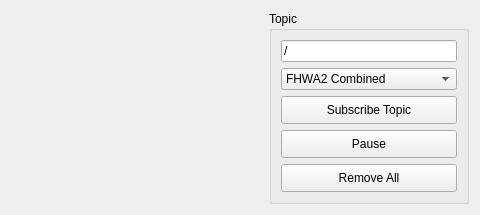
This is fhwa2_gui/src/fhwa2_gui/MatPlot.ui in GAVLab/fhwa2_viz as Qt 5 draws it before an edit; both pictures show x 456 to 936 and y 0 to 215 of the 936 by 215 pixel window. The edited form follows.
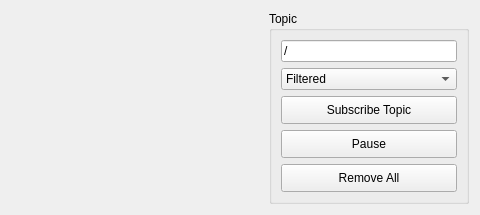
This is the edited form. Custom widgets are drawn as their Qt base class.

Diff of the .ui file:
```diff
--- a/fhwa2_gui/src/fhwa2_gui/MatPlot.ui
+++ b/fhwa2_gui/src/fhwa2_gui/MatPlot.ui
@@ -82,7 +82,7 @@
          <widget class="QComboBox" name="comboBox">
           <item>
            <property name="text">
-            <string>FHWA2 Combined</string>
+            <string>Filtered</string>
            </property>
           </item>
           <item>
```
Left out of the diff: 4 changed lines with no effect on the pictures.
